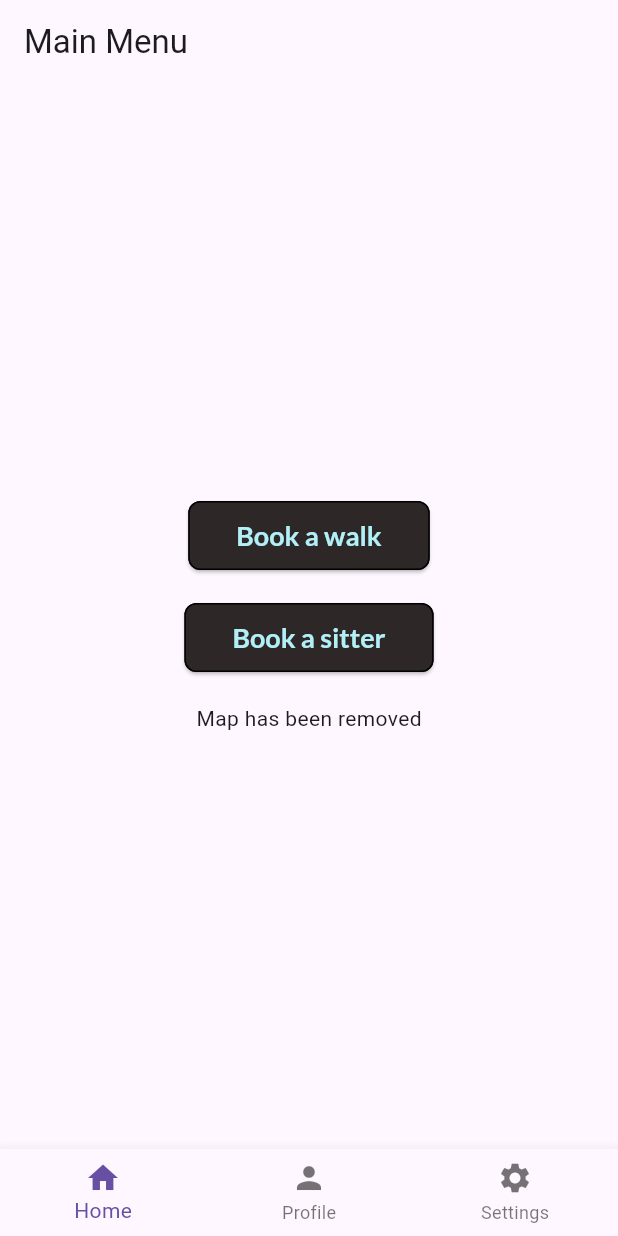
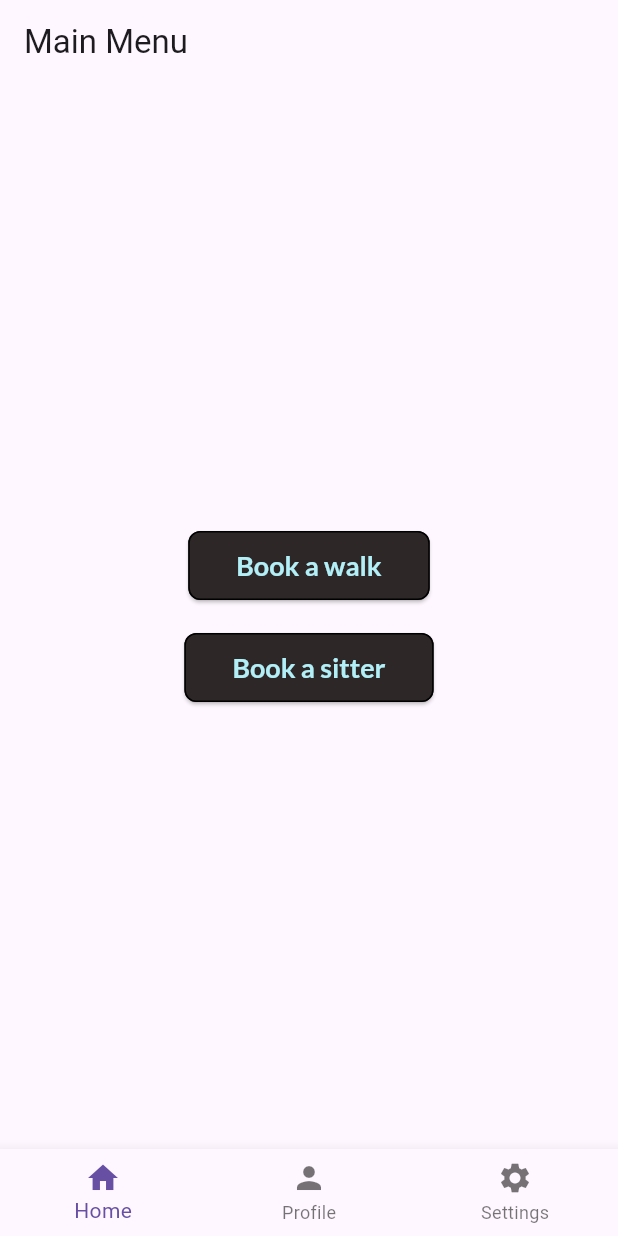
Before and after one commit to HRBodvarsson/lokaverkefni_hb, a Flutter app: the MainMenuScreen screen opened directly with empty values, on a phone screen of 412 x 824 dp. Run offline on Flutter 3.47's test engine with Material 3 defaults, Android fonts, the phone set to English and light mode, and no system bars; our stand-ins replace csv, google_fonts, image_picker.

```diff
--- a/lib/main_menu_screen.dart
+++ b/lib/main_menu_screen.dart
@@ -23,7 +23,7 @@ class MainMenuScreenState extends State<MainMenuScreen> {
   void _navigateToWalkers(BuildContext context) {
     Navigator.push(
       context,
-      MaterialPageRoute(builder: (context) => ListOfWalkers()),
+      MaterialPageRoute(builder: (context) => const ListOfWalkers()),
     );
   }
 
@@ -40,7 +40,7 @@ class MainMenuScreenState extends State<MainMenuScreen> {
   Widget build(BuildContext context) {
     return Scaffold(
       appBar: AppBar(
-        title: Text("Main Menu"),
+        title: const Text("Main Menu"),
       ),
       body: Center(
         child: Column(
@@ -48,15 +48,13 @@ class MainMenuScreenState extends State<MainMenuScreen> {
           children: [
             ElevatedButton(
               onPressed: _bookWalk,
-              child: Text('Book a walk'),
+              child: const Text('Book a walk'),
             ),
             const SizedBox(height: 20), // Spacing between the buttons
             ElevatedButton(
               onPressed: _bookSitter,
-              child: Text('Book a sitter'),
+              child: const Text('Book a sitter'),
             ),
-            const SizedBox(height: 20), // Spacing between the buttons
-            const Text("Map has been removed"),
           ],
         ),
       ),
```
Also changed, not shown: lib/list_of_walkers.dart (+5 -3 lines), lib/walker_profile_screen.dart (+4 -4 lines), pubspec.yaml (+8 -0 lines), assets/dog_sitters.csv (renamed from assets/sitters.csv), assets/dog_walkers.csv (renamed from assets/walkers.csv).
